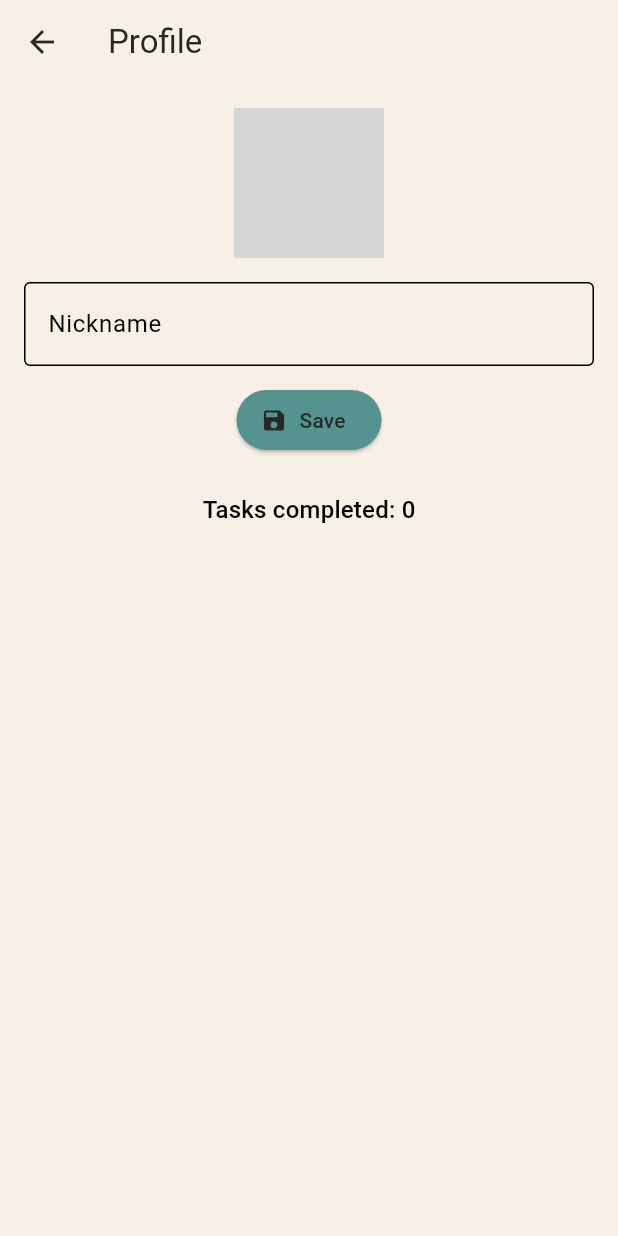
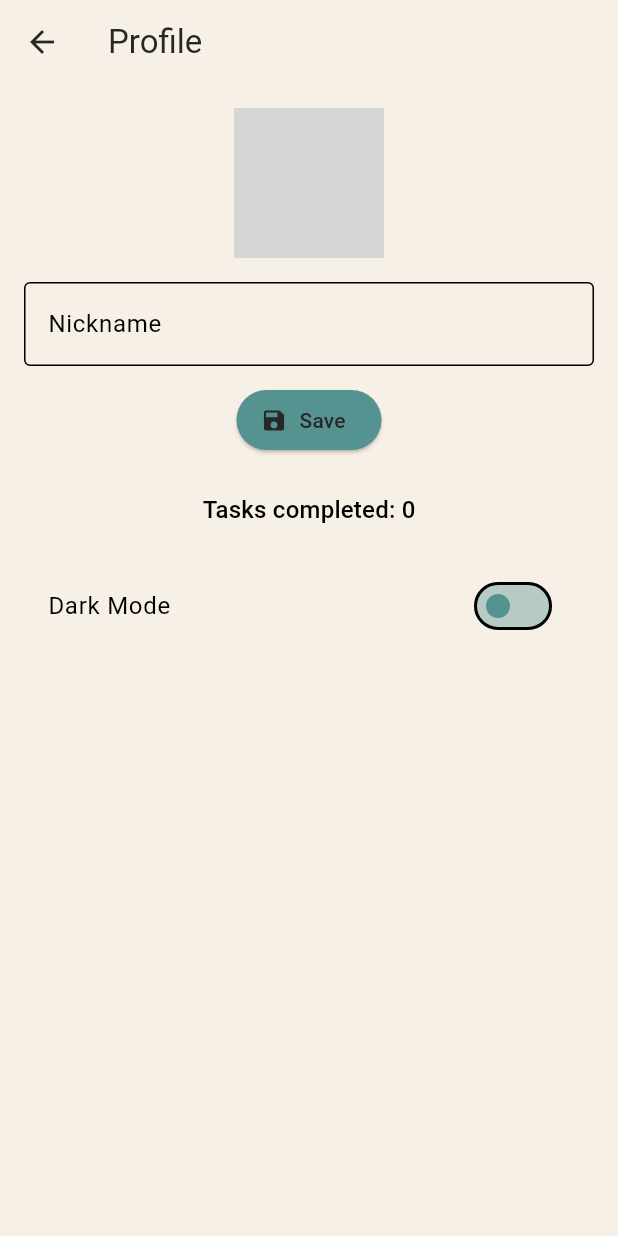
Before and after one commit to Club-Team/planner, a Flutter app: the ProfileScreen screen opened by its route, on a phone screen of 412 x 824 dp. Run offline on Flutter 3.47's test engine with Material 3 defaults, Android fonts, the phone set to English and light mode, and no system bars; our stand-ins replace image_picker, shared_preferences, sqflite, sqflite_common_ffi; accounts and stored records are empty; grey boxes are pictures that could not be loaded.

Commit message:
added dark theme

```diff
--- /dev/null
+++ b/lib/providers/theme_provider.dart
@@ -0,0 +1,30 @@
+import 'package:flutter/material.dart';
+import 'package:shared_preferences/shared_preferences.dart';
+import 'package:dayline_planner/themes/light_theme.dart';
+import 'package:dayline_planner/themes/dark_theme.dart';
+
+class ThemeProvider extends ChangeNotifier {
+  bool _isDarkMode = false;
+
+  bool get isDarkMode => _isDarkMode;
+
+  ThemeData get currentTheme =>
+      _isDarkMode ? DarkAppTheme.darkTheme : AppTheme.lightTheme;
+
+  ThemeProvider() {
+    _loadTheme();
+  }
+
+  Future<void> _loadTheme() async {
+    final prefs = await SharedPreferences.getInstance();
+    _isDarkMode = prefs.getBool('isDarkMode') ?? false;
+    notifyListeners();
+  }
+
+  Future<void> toggleTheme(bool isOn) async {
+    _isDarkMode = isOn;
+    final prefs = await SharedPreferences.getInstance();
+    await prefs.setBool('isDarkMode', _isDarkMode);
+    notifyListeners();
+  }
+}
--- a/lib/screens/planner_screen.dart
+++ b/lib/screens/planner_screen.dart
@@ -8,6 +8,7 @@ import 'package:dayline_planner/widgets/task_tile.dart';
 import 'create_task_screen.dart';
 
 class PlannerScreen extends StatefulWidget {
+  static const routeName = '/planner';
   const PlannerScreen({super.key});
 
   @override
--- a/lib/screens/profile_screen.dart
+++ b/lib/screens/profile_screen.dart
@@ -5,7 +5,8 @@ import 'package:shared_preferences/shared_preferences.dart';
 import 'package:provider/provider.dart';
 import 'package:dayline_planner/providers/task_provider.dart';
 import 'package:path_provider/path_provider.dart';
-import 'package:path/path.dart' as p; // ✅ aliased to avoid Context conflict
+import 'package:path/path.dart' as p;
+import 'package:dayline_planner/providers/theme_provider.dart';
 
 class ProfileScreen extends StatefulWidget {
   static const routeName = '/profile';
@@ -71,6 +72,7 @@ class _ProfileScreenState extends State<ProfileScreen> {
   @override
 Widget build(BuildContext context) {
   final provider = Provider.of<TaskProvider>(context, listen: true);
+  final themeProvider = Provider.of<ThemeProvider>(context);
   final doneCount = provider.totalCompletedCount();
 
   return Scaffold(
@@ -109,9 +111,16 @@ class _ProfileScreenState extends State<ProfileScreen> {
             'Tasks completed: $doneCount',
             style: Theme.of(context).textTheme.titleMedium,
           ),
+          const SizedBox(height: 24),
+          SwitchListTile(
+            title: const Text("Dark Mode"),
+            value: themeProvider.isDarkMode,
+            onChanged: (val) => themeProvider.toggleTheme(val),
+          ),
         ],
       ),
     ),
   );
 }
+
 }
--- /dev/null
+++ b/lib/themes/dark_theme.dart
@@ -0,0 +1,51 @@
+import 'package:flutter/material.dart';
+import 'light_theme.dart'; // reuse HexColor extension
+
+class DarkAppTheme {
+  static final Color primaryColor = "#4DD0E1".toColor();
+  static final Color backgroundColor = "#121212".toColor();
+  static final Color accentColor = "#26C6DA".toColor();
+
+  static final ThemeData darkTheme = ThemeData(
+    brightness: Brightness.dark,
+    primaryColor: primaryColor,
+    scaffoldBackgroundColor: backgroundColor,
+    cardColor: const Color(0xFF1E1E1E),
+    colorScheme: ColorScheme.dark(
+      primary: primaryColor,
+      secondary: accentColor,
+    ),
+    appBarTheme: AppBarTheme(
+      backgroundColor: const Color(0xFF1E1E1E),
+      foregroundColor: Colors.white,
+    ),
+    elevatedButtonTheme: ElevatedButtonThemeData(
+      style: ElevatedButton.styleFrom(
+        backgroundColor: primaryColor,
+        foregroundColor: Colors.white,
+      ),
+    ),
+    textTheme: const TextTheme(
+      bodyLarge: TextStyle(color: Colors.white70),
+      bodyMedium: TextStyle(color: Colors.white70),
+      bodySmall: TextStyle(color: Colors.white70),
+    ),
+    floatingActionButtonTheme: FloatingActionButtonThemeData(
+      backgroundColor: primaryColor,
+    ),
+    switchTheme: SwitchThemeData(
+      thumbColor: MaterialStateProperty.all(primaryColor),
+      trackColor: MaterialStateProperty.all(primaryColor.withOpacity(0.4)),
+    ),
+    inputDecorationTheme: InputDecorationTheme(
+      border: OutlineInputBorder(
+        borderRadius: BorderRadius.circular(10),
+        borderSide: BorderSide(color: primaryColor),
+      ),
+      focusedBorder: OutlineInputBorder(
+        borderRadius: BorderRadius.circular(10),
+        borderSide: BorderSide(color: primaryColor, width: 2),
+      ),
+    ),
+  );
+}
```
Also changed, not shown: lib/main.dart (+13 -6 lines). Lines whose indentation alone changed are shown as unchanged.
